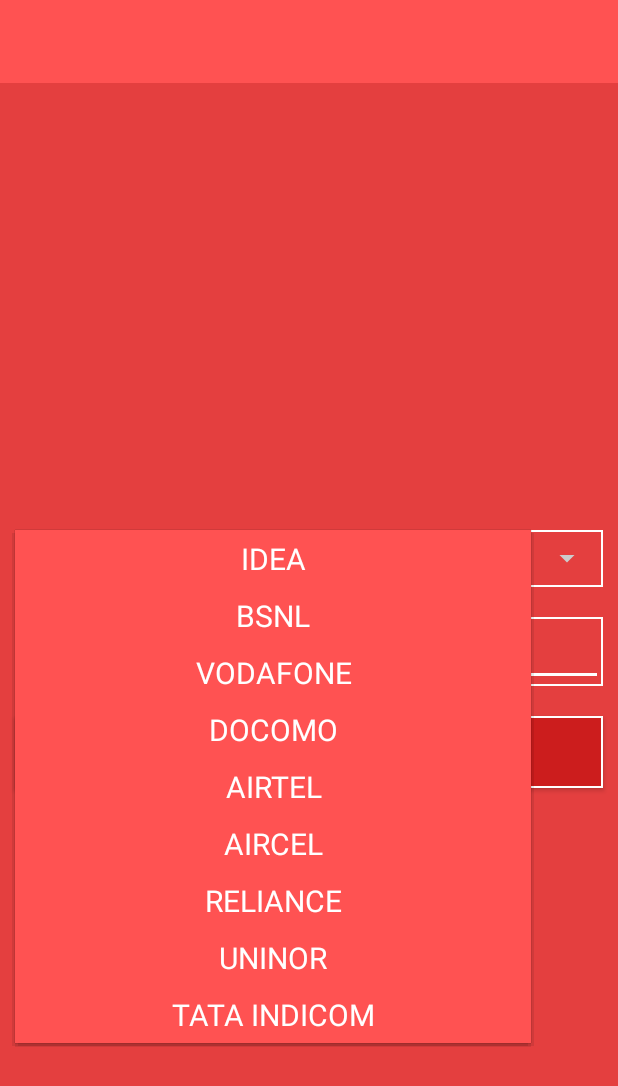
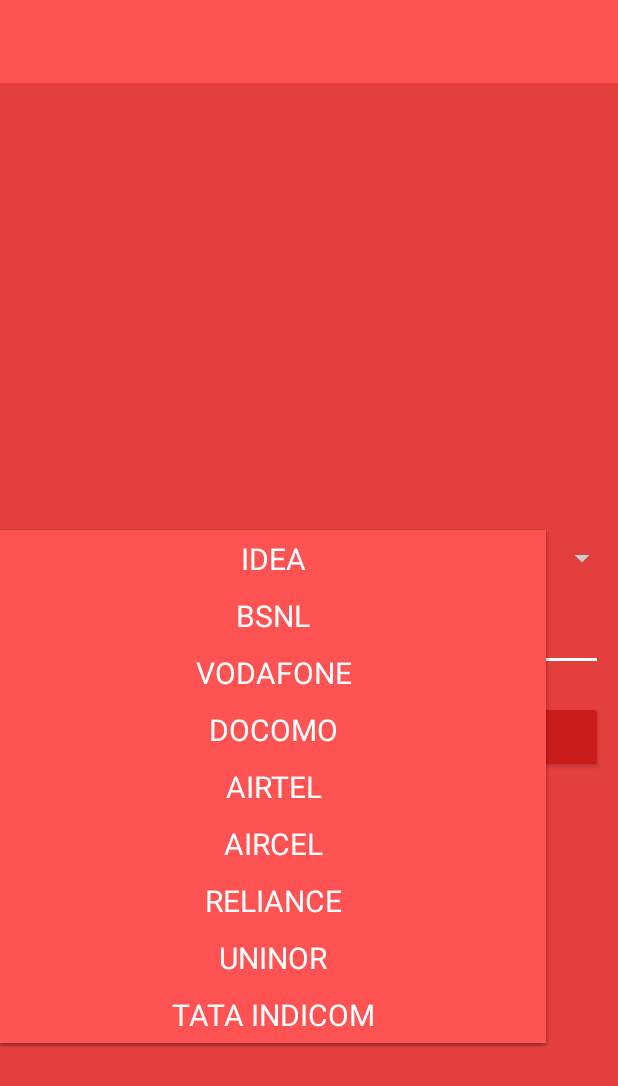
Before and after one commit to Gravity-Innovative-Solutions/aurislife, an Android app: the Transaction screen opened directly, with no data from a screen before it, after a tap on "IDEA", on a phone screen of 412 x 824 dp. Shown: the top 1086 px of the screen. Run offline under Robolectric (Android 15) with nearby library versions, the phone set to English and light mode, and no system bars; libraries missing offline, so code that uses them is left out: com.microsoft.windowsazure; 2 statements that could not run were skipped.

Commit message:
feedback added in spinner dropdown item

```diff
--- a/app/src/main/java/in/gravitykerala/aurissample/ChangePasswordActivity.java
+++ b/app/src/main/java/in/gravitykerala/aurissample/ChangePasswordActivity.java
@@ -36,12 +36,17 @@ public class ChangePasswordActivity extends AppCompatActivity {
             setSupportActionBar(toolbar);
         }
         getSupportActionBar().setDisplayShowHomeEnabled(true);
+
+        boolean enableBackNavigation = false;
+        if (enableBackNavigation) {
+            toolbar.setNavigationIcon(R.drawable.ic_back);
             toolbar.setNavigationOnClickListener(new View.OnClickListener() {
                 @Override
                 public void onClick(View v) {
                     onBackPressed();
                 }
             });
+        }
 
 
         Curerntpwd = (EditText) findViewById(R.id.input_crnt_password);
--- a/app/src/main/res/drawable/selectable_item_background.xml
+++ b/app/src/main/res/drawable/selectable_item_background.xml
@@ -2,6 +2,6 @@
 
 
 <selector xmlns:android="http://schemas.android.com/apk/res/android">
-    <item android:drawable="@color/primary_dark" android:state_pressed="true" />
+    <item android:drawable="@color/primary_darker" android:state_pressed="true" />
     <item android:drawable="@android:color/transparent" />
 </selector>
--- a/app/src/main/res/drawable/spinner_ripple.xml
+++ b/app/src/main/res/drawable/spinner_ripple.xml
@@ -4,7 +4,7 @@
         <ripple android:color="?android:attr/colorControlHighlight">
             <item>
                 <shape>
-                    <solid android:color="@android:color/white" />
+                    <solid android:color="#ff5252" />
                 </shape>
             </item>
         </ripple>
--- a/app/src/main/res/layout/activity_transaction.xml
+++ b/app/src/main/res/layout/activity_transaction.xml
@@ -21,28 +21,22 @@
             android:layout_gravity="center_horizontal"
             android:indeterminate="false" />
 
-        <LinearLayout
-            android:layout_width="match_parent"
-            android:layout_height="wrap_content"
-            android:layout_margin="10dp"
-            android:background="@drawable/border_white"
-            android:orientation="horizontal">
 
             <Spinner
                 android:id="@+id/spinner"
+                style="Widget.MyApp.HeaderBar.Spinner"
                 android:layout_width="fill_parent"
                 android:layout_height="wrap_content"
                 android:layout_alignParentLeft="true"
                 android:layout_alignParentStart="true" />
-        </LinearLayout>
+
 
         <android.support.design.widget.TextInputLayout
             android:layout_width="match_parent"
             android:layout_height="wrap_content"
             android:layout_margin="10dp"
             android:layout_marginBottom="8dp"
-            android:layout_marginTop="8dp"
-            android:background="@drawable/border_white">
+            android:layout_marginTop="8dp">
 
             <EditText
                 android:id="@+id/input_phn"
@@ -60,7 +54,8 @@
             android:layout_centerHorizontal="true"
             android:layout_centerVertical="true"
             android:layout_margin="10dp"
-            android:background="@drawable/button_border_white"
+            android:elevation="10dp"
+
             android:text="Submit" />
     </LinearLayout>
 
--- a/app/src/main/res/layout/spinner_dropdown.xml
+++ b/app/src/main/res/layout/spinner_dropdown.xml
@@ -6,7 +6,8 @@
     android:layout_height="wrap_content"
     android:layout_gravity="center"
     android:layout_margin="2dp"
-    android:background="#ff5252"
+
+    android:background="@drawable/spinner_ripple"
     android:ellipsize="marquee"
     android:gravity="center"
     android:padding="5dp"
--- a/app/src/main/res/values-v21/styles.xml
+++ b/app/src/main/res/values-v21/styles.xml
@@ -5,8 +5,10 @@
         <item name="colorPrimary">@color/primary</item>
         <item name="colorPrimaryDark">@color/primary_dark</item>
         <item name="colorAccent">@color/accent</item>
+        <item name="android:selectableItemBackground">@drawable/selectable_item_background</item>
         <item name="selectableItemBackground">@drawable/selectable_item_background</item>
-        <item name="android:selectableItemBackground">@drawable/selectable_item_background</item>
+        <item name="android:activatedBackgroundIndicator">@drawable/selectable_item_background
+        </item>
 
         <item name="android:windowBackground">@color/primary</item>
 
@@ -27,7 +29,7 @@
     </style>
 
     <style name="Widget.MyApp.HeaderBar.Spinner" parent="Widget.AppCompat.Spinner.DropDown">
-        <item name="android:background">?android:selectableItemBackground</item>
+        <item name="android:selectableItemBackground">@drawable/selectable_item_background</item>
         <item name="android:dropDownSelector">@color/primary_darker</item>
         <!--<item name="android:divider">@color/white</item>-->
         <item name="android:overlapAnchor">true</item>
--- a/app/src/main/res/values/styles.xml
+++ b/app/src/main/res/values/styles.xml
@@ -9,9 +9,12 @@
         <item name="colorPrimaryDark">@color/primary_dark</item>
         <item name="colorAccent">@color/accent</item>
         <item name="android:divider">@color/primary</item>
+        <item name="android:selectableItemBackground">@drawable/selectable_item_background</item>
 
         <item name="selectableItemBackground">@drawable/selectable_item_background</item>
-        <item name="android:selectableItemBackground">@drawable/selectable_item_background</item>
+        <item name="android:activatedBackgroundIndicator">@drawable/selectable_item_background
+        </item>
+        <!--<item name="android:selectableItemBackground">@drawable/selectable_item_background</item>-->
         <item name="android:windowBackground">@color/primary</item>
 
         <item name="colorControlNormal">@color/iron</item>
@@ -35,7 +38,7 @@
     </style>
 
     <style name="Widget.MyApp.HeaderBar.Spinner" parent="Widget.AppCompat.Spinner.DropDown">
-        <item name="android:background">?android:selectableItemBackground</item>
+        <item name="android:background">@drawable/selectable_item_background</item>
         <item name="android:dropDownSelector">@color/primary</item>
         <!--<item name="android:divider">@color/white</item>-->
         <item name="android:overlapAnchor">true</item>
```
Also changed, not shown: app/build.gradle (+4 -4 lines), app/src/main/res/drawable/ic_back.png (added), app/src/main/res/drawable/ic_keyboard_backspace_white_18dp.png (added), app/src/main/res/drawable/ic_keyboard_backspace_white_24dp.png (added), app/src/main/res/drawable/ic_keyboard_backspace_white_36dp.png (added). Lines whose indentation alone changed are shown as unchanged.
